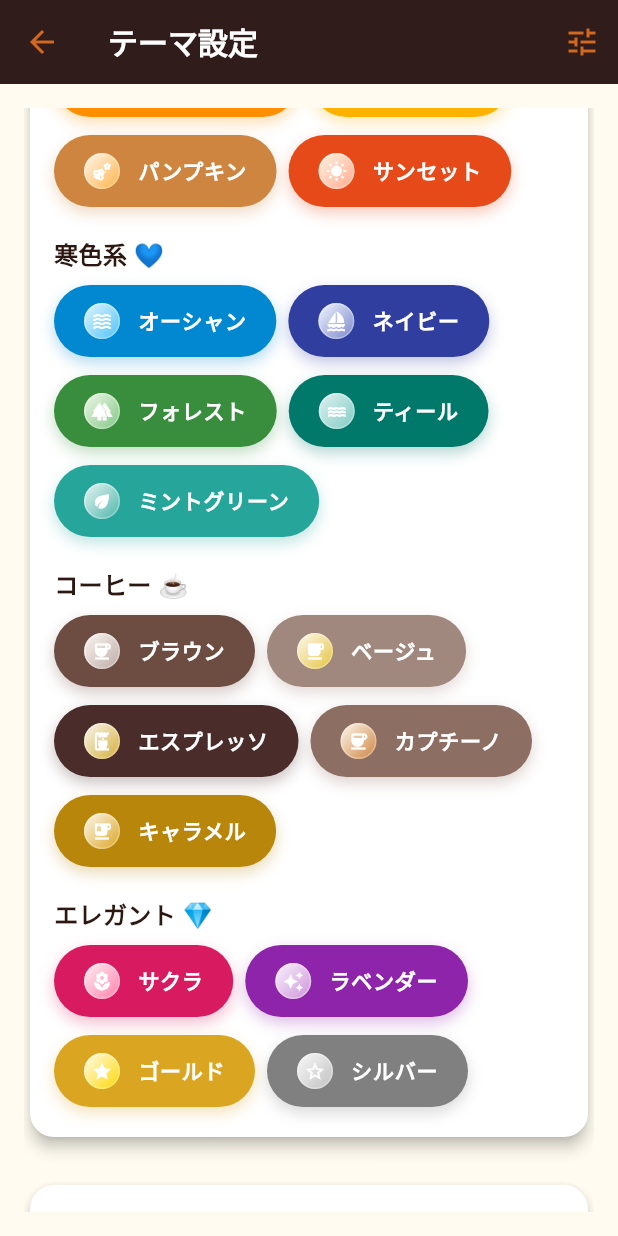
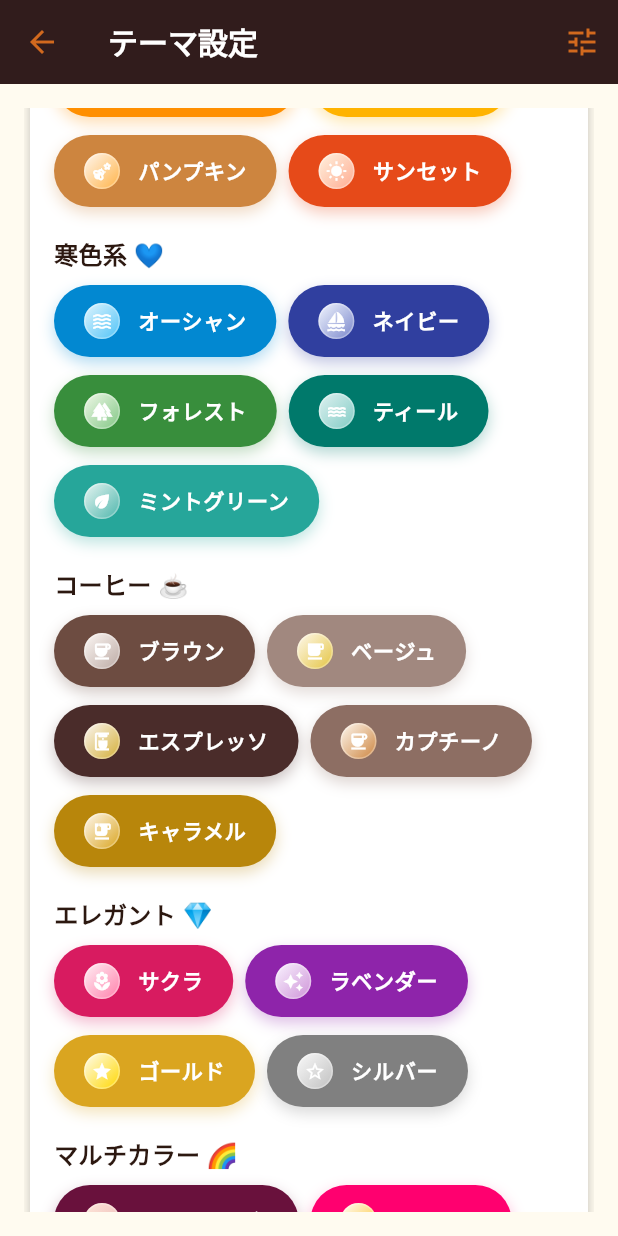
Before and after one commit to IKcoding-jp/Roast-Plus, a Flutter app: the ThemeSettingsPage screen opened directly, scrolled down 576 dp, on a phone screen of 412 x 824 dp. Run offline on Flutter 3.47's test engine with Material 3 defaults, Android fonts, the phone set to English and light mode, and no system bars; our stand-ins replace audioplayers, cloud_firestore, firebase_auth, firebase_core, firebase_storage, flutter_colorpicker and 7 more; missing offline and left inert: dart:html; accounts and stored records are empty; Roboto replaces fonts that are missing (Noto Sans JP).

Commit message:
マルチカラー系テーマの追加: 新しいテーマ「ロマンチック」「おしゃれ」「清潔感」「高級」を追加し、各テーマに対応する色設定とアイコンを定義。

```diff
--- a/lib/models/theme_settings.dart
+++ b/lib/models/theme_settings.dart
@@ -1041,6 +1041,112 @@ class ThemeSettings extends ChangeNotifier {
       'calculatorColor': Color(0xFFFF8A65), // 計算機機能のアクセント色
       'todoColor': Color(0xFFFF8A65), // タスク機能のアクセント色
       'tastingColor': Color(0xFFD84315), // テイスティング機能のアクセント色
+    },
+
+    // マルチカラー系テーマ
+    'ロマンチック': {
+      'appBarColor': Color(0xFF69113C), // 深いワインレッド
+      'backgroundColor': Color(0xFFFFE9DC), // 薄いピーチ
+      'buttonColor': Color(0xFF69113C), // 深いワインレッド（メインカラー）
+      'appButtonColor': Color(0xFF69113C),
+      'cardBackgroundColor': Color(0xFFFFFFFF),
+      'fontColor1': Color(0xFF000000),
+      'fontColor2': Color(0xFFFFFFFF),
+      'timerCircleColor': Color(0xFFD7D2DE),
+      'bottomNavigationColor': Color(0xFF69113C),
+      'inputBackgroundColor': Color(0xFFFFF5F0),
+      'iconColor': Color(0xFFEBB4B2), // ピンクベージュ
+      'memberBackgroundColor': Color(0xFFFFE9DC),
+      'appBarTextColor': Color(0xFFFFFFFF),
+      'bottomNavigationTextColor': Color(0xFFFFFFFF),
+      'dialogBackgroundColor': Color(0xFFFFFFFF),
+      'dialogTextColor': Color(0xFF000000),
+      'inputTextColor': Color(0xFF000000),
+      'borderColor': Color(0xFFE0E0E0),
+      'bottomNavigationSelectedColor': Color(0xFFEBB4B2),
+      'bottomNavigationUnselectedColor': Color(0xFFD7D2DE),
+      'settingsColor': Color(0xFF69113C),
+      'calculatorColor': Color(0xFFEBB4B2),
+      'todoColor': Color(0xFFEBB4B2),
+      'tastingColor': Color(0xFFD84315),
+    },
+    'おしゃれ': {
+      'appBarColor': Color(0xFF000000), // 黒
+      'backgroundColor': Color(0xFFFFFFFF), // 白
+      'buttonColor': Color(0xFFFF006F), // ビビッドピンク（ボタン色のみ変更）
+      'appButtonColor': Color(0xFFFF006F),
+      'cardBackgroundColor': Color(0xFFFFFFFF),
+      'fontColor1': Color(0xFF000000),
+      'fontColor2': Color(0xFFFFFFFF),
+      'timerCircleColor': Color(0xFFFF006F),
+      'bottomNavigationColor': Color(0xFF000000),
+      'inputBackgroundColor': Color(0xFFFAFAFA),
+      'iconColor': Color(0xFFFFBF1F), // ゴールドイエロー
+      'memberBackgroundColor': Color(0xFFF5F5F5),
+      'appBarTextColor': Color(0xFFFFFFFF),
+      'bottomNavigationTextColor': Color(0xFFFFFFFF),
+      'dialogBackgroundColor': Color(0xFFFFFFFF),
+      'dialogTextColor': Color(0xFF000000),
+      'inputTextColor': Color(0xFF000000),
+      'borderColor': Color(0xFFE0E0E0),
+      'bottomNavigationSelectedColor': Color(0xFFFFBF1F),
+      'bottomNavigationUnselectedColor': Color(0xFF9E9E9E),
+      'settingsColor': Color(0xFF000000),
+      'calculatorColor': Color(0xFFFFBF1F),
+      'todoColor': Color(0xFFFFBF1F),
+      'tastingColor': Color(0xFFD84315),
+    },
+    '清潔感': {
+      'appBarColor': Color(0xFF009BC6), // ディープブルー
+      'backgroundColor': Color(0xFFFFFFFF), // 白
+      'buttonColor': Color(0xFF009BC6), // ディープブルー（メインカラー）
+      'appButtonColor': Color(0xFF009BC6),
+      'cardBackgroundColor': Color(0xFFFFFFFF),
+      'fontColor1': Color(0xFF000000),
+      'fontColor2': Color(0xFFFFFFFF),
+      'timerCircleColor': Color(0xFF7ACBE1),
+      'bottomNavigationColor': Color(0xFF009BC6),
+      'inputBackgroundColor': Color(0xFFF5F9FA),
+      'iconColor': Color(0xFF99CC65), // ライトグリーン
+      'memberBackgroundColor': Color(0xFFF0F8FF),
+      'appBarTextColor': Color(0xFFFFFFFF),
+      'bottomNavigationTextColor': Color(0xFFFFFFFF),
+      'dialogBackgroundColor': Color(0xFFFFFFFF),
+      'dialogTextColor': Color(0xFF000000),
+      'inputTextColor': Color(0xFF000000),
+      'borderColor': Color(0xFFE0E0E0),
+      'bottomNavigationSelectedColor': Color(0xFF99CC65),
+      'bottomNavigationUnselectedColor': Color(0xFF9E9E9E),
+      'settingsColor': Color(0xFF009BC6),
+      'calculatorColor': Color(0xFF99CC65),
+      'todoColor': Color(0xFF99CC65),
+      'tastingColor': Color(0xFFD84315),
+    },
+    '高級': {
+      'appBarColor': Color(0xFF000000), // 黒
+      'backgroundColor': Color(0xFFEDDCBC), // ベージュゴールド
+      'buttonColor': Color(0xFF000000), // 黒（メインカラー）
+      'appButtonColor': Color(0xFF000000),
+      'cardBackgroundColor': Color(0xFFFFFFFF), // 白
+      'fontColor1': Color(0xFF000000),
+      'fontColor2': Color(0xFFFFFFFF),
+      'timerCircleColor': Color(0xFFB0941E), // ダークゴールド
+      'bottomNavigationColor': Color(0xFF000000),
+      'inputBackgroundColor': Color(0xFFF5F0E8),
+      'iconColor': Color(0xFFEED13F), // ブライトゴールド
+      'memberBackgroundColor': Color(0xFFF8F3E8),
+      'appBarTextColor': Color(0xFFFFFFFF),
+      'bottomNavigationTextColor': Color(0xFFFFFFFF),
+      'dialogBackgroundColor': Color(0xFFFFFFFF), // 白
+      'dialogTextColor': Color(0xFF000000),
+      'inputTextColor': Color(0xFF000000),
+      'borderColor': Color(0xFFE0E0E0),
+      'bottomNavigationSelectedColor': Color(0xFFEED13F),
+      'bottomNavigationUnselectedColor': Color(0xFF9E9E9E),
+      'settingsColor': Color(0xFF000000),
+      'calculatorColor': Color(0xFFEED13F),
+      'todoColor': Color(0xFFEED13F),
+      'tastingColor': Color(0xFFD84315),
     },
 
     // 個性派
--- a/lib/pages/settings/theme_settings_page.dart
+++ b/lib/pages/settings/theme_settings_page.dart
@@ -210,6 +210,16 @@ class _ThemeSettingsPageState extends State<ThemeSettingsPage> {
               'ゴールド',
               'シルバー',
             ], Icons.auto_awesome),
+
+            const SizedBox(height: 16),
+
+            // マルチカラー系テーマ
+            _buildThemeCategory(context, themeSettings, 'マルチカラー 🌈', [
+              'ロマンチック',
+              'おしゃれ',
+              '清潔感',
+              '高級',
+            ], Icons.gradient),
           ],
         ),
       ),
@@ -505,6 +515,14 @@ class _PresetButton extends StatelessWidget {
         return Icons.auto_awesome_outlined;
       case 'ピーチ':
         return Icons.local_florist_outlined;
+      case 'ロマンチック':
+        return Icons.favorite;
+      case 'おしゃれ':
+        return Icons.style;
+      case '清潔感':
+        return Icons.clean_hands;
+      case '高級':
+        return Icons.diamond;
 
       default:
         return Icons.palette;
```
